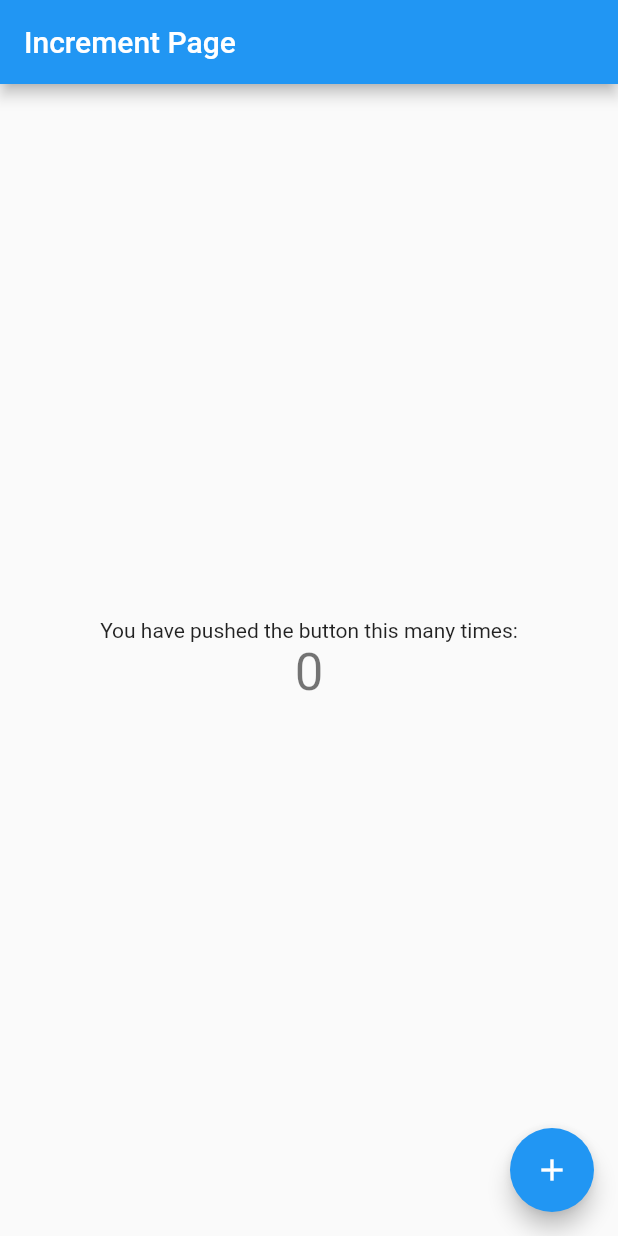
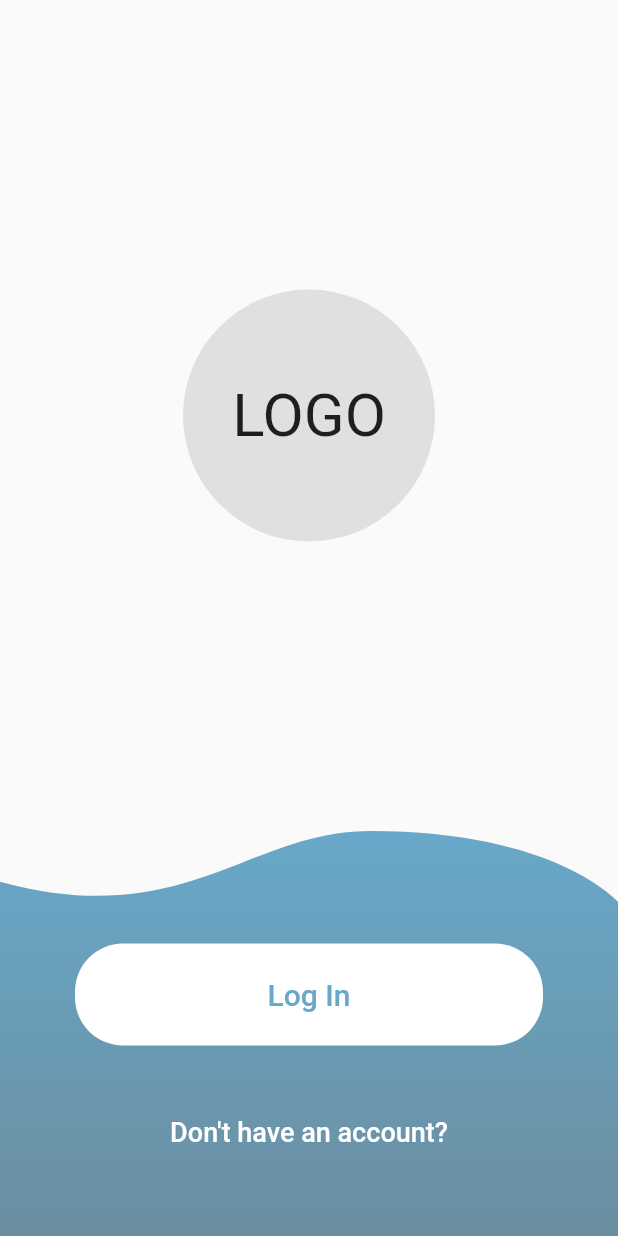
Before and after one commit to DimaGolt/washer, a Flutter app: the screen it shows after launch, on a phone screen of 412 x 824 dp. Run offline on Flutter 3.47's test engine with Material 2 defaults, Android fonts, the phone set to English and light mode, and no system bars; our stand-ins replace firebase_core; accounts and stored records are empty.

Commit message:
add landing screen

```diff
--- a/lib/app/app.dart
+++ b/lib/app/app.dart
@@ -1,5 +1,6 @@
 import 'package:flutter/material.dart';
-import 'package:washu/feature/base/presentation/screens/increment_screen.dart';
+import 'package:washu/app/theme.dart';
+import 'package:washu/feature/landing/presentation/screens/landing_screen.dart';
 
 class WashuApp extends StatelessWidget {
   const WashuApp({Key? key}) : super(key: key);
@@ -8,10 +9,8 @@ class WashuApp extends StatelessWidget {
   Widget build(BuildContext context) {
     return MaterialApp(
       title: 'Washu',
-      theme: ThemeData(
-        primarySwatch: Colors.blue,
-      ),
-      home: const IncrementScreen(title: 'Increment Page'),
+      theme: washuLightTheme,
+      home: const LandingScreen(),
     );
   }
 }
--- /dev/null
+++ b/lib/app/theme.dart
@@ -0,0 +1,26 @@
+import 'package:flutter/material.dart';
+
+ThemeData get washuLightTheme => ThemeData(
+  primarySwatch: const MaterialColor(0xFF68A8C9, <int, Color>{
+    50: Color(0x0D68A8C9),
+    100: Color(0x1A68A8C9),
+    200: Color(0x3368A8C9),
+    300: Color(0x4D68A8C9),
+    400: Color(0x6668A8C9),
+    500: Color(0x8068A8C9),
+    600: Color(0x9968A8C9),
+    700: Color(0xB368A8C9),
+    800: Color(0xCC68A8C9),
+    900: Color(0xE668A8C9),
+  }),
+  elevatedButtonTheme: ElevatedButtonThemeData(
+    style: ElevatedButton.styleFrom(
+      maximumSize: Size.infinite,
+      minimumSize: const Size(100, 68),
+      shape: RoundedRectangleBorder(
+        borderRadius: BorderRadius.circular(16),
+      ),
+    ),
+  ),
+
+);
--- /dev/null
+++ b/lib/feature/landing/presentation/screens/landing_screen.dart
@@ -0,0 +1,57 @@
+import 'package:flutter/material.dart';
+import 'package:washu/shared/widgets/background_wave_container.dart';
+import 'package:washu/shared/widgets/logo_widget.dart';
+
+class LandingScreen extends StatelessWidget {
+  const LandingScreen({Key? key}) : super(key: key);
+
+  @override
+  Widget build(BuildContext context) {
+    return Scaffold(
+      body: const Center(child: LogoWidget()),
+      bottomNavigationBar: BackgroundWaveContainer(
+        height: 270,
+        multiplier: 2.5,
+        child: Padding(
+          padding: const EdgeInsets.symmetric(horizontal: 50.0),
+          child: Column(
+            mainAxisSize: MainAxisSize.min,
+            children: [
+              const SizedBox(height: 30),
+              ElevatedButton(
+                onPressed: () {},
+                child: SizedBox(
+                  width: double.infinity,
+                  child: Center(
+                    child: Text(
+                      'Log In',
+                      style: TextStyle(
+                        fontSize: 20,
+                        color: Theme.of(context).primaryColor,
+                      ),
+                    ),
+                  ),
+                ),
+                style: ElevatedButton.styleFrom(
+                  backgroundColor: Colors.white,
+                  elevation: 0,
+                  shape: RoundedRectangleBorder(
+                    borderRadius: BorderRadius.circular(32),
+                  ),
+                ),
+              ),
+              const SizedBox(height: 34),
+              TextButton(
+                onPressed: () {},
+                child: const Text(
+                  'Don\'t have an account?',
+                  style: TextStyle(fontSize: 18, color: Colors.white),
+                ),
+              ),
+            ],
+          ),
+        ),
+      ),
+    );
+  }
+}
--- a/lib/shared/widgets/background_wave_container.dart
+++ b/lib/shared/widgets/background_wave_container.dart
@@ -51,22 +51,17 @@ class BackgroundClipper extends CustomPainter {
     //Path created from SVG on https://www.flutterclutter.dev/tools/svg-to-flutter-path-converter/
     path = Path();
     path.lineTo(0, size.height * 0.05 * multiplier);
-    path.cubicTo(size.width * 0.3, size.height * 0.1 * multiplier,
-        size.width * 0.4, 0, size.width * 0.6, 0);
     path.cubicTo(
-        size.width * 0.9,
-        0,
-        size.width,
-        size.height * 0.1 * multiplier,
-        size.width,
-        size.height * 0.1 * multiplier);
-    path.cubicTo(size.width, size.height * 0.1 * multiplier, size.width,
-        size.height, size.width, size.height);
+        size.width * 0.3, size.height * 0.1 * multiplier, size.width * 0.4, 0, size.width * 0.6, 0);
+    path.cubicTo(size.width * 0.9, 0, size.width, size.height * 0.07 * multiplier, size.width,
+        size.height * 0.07 * multiplier);
+    path.cubicTo(size.width, size.height * 0.1 * multiplier, size.width, size.height, size.width,
+        size.height);
     path.cubicTo(size.width, size.height, 0, size.height, 0, size.height);
-    path.cubicTo(0, size.height, 0, size.height * 0.05 * multiplier, 0,
+    path.cubicTo(
+        0, size.height, 0, size.height * 0.05 * multiplier, 0, size.height * 0.05 * multiplier);
+    path.cubicTo(0, size.height * 0.05, 0, size.height * 0.05 * multiplier, 0,
         size.height * 0.05 * multiplier);
-    path.cubicTo(0, size.height * 0.05, 0, size.height * 0.05 * multiplier,
-        0, size.height * 0.05 * multiplier);
     path.close();
     canvas.drawPath(path, paint);
   }
```
